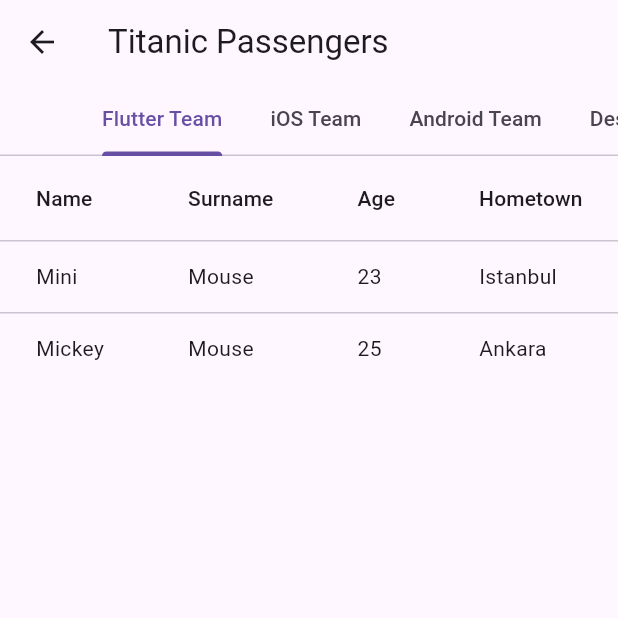
After one commit to HayrullahKalkan/NeonAppsAccademy, a Flutter app: the TitanicScreen screen opened directly, on a phone screen of 412 x 824 dp, the top half of it. The commit adds this screen. Run offline on Flutter 3.47's test engine with Material 3 defaults, Android fonts, the phone set to English and light mode, and no system bars; our stand-ins replace audioplayers, share_plus, shared_preferences; accounts and stored records are empty.

Commit message:
learning widgets

```diff
--- /dev/null
+++ b/travel_ease/analysis_options.yaml
@@ -0,0 +1,11 @@
+include: package:flutter_lints/flutter.yaml
+
+analyzer:
+  exclude:
+    - build/**
+    - android/**
+    - ios/**
+    - web/**
+    - windows/**
+    - macos/**
+    - linux/**
--- /dev/null
+++ b/travel_ease/lib/main.dart
@@ -0,0 +1,16 @@
+import 'package:flutter/material.dart';
+
+void main() {
+  runApp(const MainApp());
+}
+
+class MainApp extends StatelessWidget {
+  const MainApp({super.key});
+
+  @override
+  Widget build(BuildContext context) {
+    return const MaterialApp(
+      home: Scaffold(body: Center(child: Text('Hello World!'))),
+    );
+  }
+}
--- /dev/null
+++ b/ui_widgets/lib/data/character_data.dart
@@ -0,0 +1,9 @@
+import '../models/character_model.dart';
+
+const List<CharacterModel> characters = [
+  CharacterModel(name: 'Mini', surname: 'Mouse', city: 'Paris'),
+  CharacterModel(name: 'Mickey', surname: 'Mouse', city: 'New York'),
+  CharacterModel(name: 'Donald', surname: 'Duck', city: 'London'),
+  CharacterModel(name: 'Daisy', surname: 'Duck', city: 'Rome'),
+  CharacterModel(name: 'Goofy', surname: 'Goof', city: 'Berlin'),
+];
--- /dev/null
+++ b/ui_widgets/lib/data/passenger_data.dart
@@ -0,0 +1,44 @@
+import '../models/passenger_model.dart';
+
+const List<PassengerModel> passengers = [
+  PassengerModel(
+    name: 'Mini',
+    surname: 'Mouse',
+    team: Team.flutter,
+    age: 23,
+    hometown: 'Istanbul',
+    mail: 'mini@example.com',
+  ),
+  PassengerModel(
+    name: 'Mickey',
+    surname: 'Mouse',
+    team: Team.flutter,
+    age: 25,
+    hometown: 'Ankara',
+    mail: 'mickey@example.com',
+  ),
+  PassengerModel(
+    name: 'Donald',
+    surname: 'Duck',
+    team: Team.ios,
+    age: 27,
+    hometown: 'Izmir',
+    mail: 'donald@example.com',
+  ),
+  PassengerModel(
+    name: 'Daisy',
+    surname: 'Duck',
+    team: Team.android,
+    age: 24,
+    hometown: 'Bursa',
+    mail: 'daisy@example.com',
+  ),
+  PassengerModel(
+    name: 'Goofy',
+    surname: 'Goof',
+    team: Team.design,
+    age: 29,
+    hometown: 'Antalya',
+    mail: 'goofy@example.com',
+  ),
+];
--- /dev/null
+++ b/ui_widgets/lib/models/character_model.dart
@@ -0,0 +1,11 @@
+class CharacterModel {
+  final String name;
+  final String surname;
+  final String city;
+
+  const CharacterModel({
+    required this.name,
+    required this.surname,
+    required this.city,
+  });
+}
--- /dev/null
+++ b/ui_widgets/lib/models/passenger_model.dart
@@ -0,0 +1,19 @@
+enum Team { flutter, ios, android, design }
+
+class PassengerModel {
+  final String name;
+  final String surname;
+  final Team team;
+  final int age;
+  final String hometown;
+  final String mail;
+
+  const PassengerModel({
+    required this.name,
+    required this.surname,
+    required this.team,
+    required this.age,
+    required this.hometown,
+    required this.mail,
+  });
+}
--- /dev/null
+++ b/ui_widgets/lib/screens/tasks/data_table/titanic_screen.dart
@@ -0,0 +1,87 @@
+import 'package:flutter/material.dart';
+
+import '../../../data/passenger_data.dart';
+import '../../../models/passenger_model.dart';
+import 'passenger_detail_screen.dart';
+
+class TitanicScreen extends StatelessWidget {
+  const TitanicScreen({super.key});
+
+  @override
+  Widget build(BuildContext context) {
+    return DefaultTabController(
+      length: 4,
+      child: Scaffold(
+        appBar: AppBar(
+          title: const Text('Titanic Passengers'),
+          bottom: const TabBar(
+            isScrollable: true,
+            tabs: [
+              Tab(text: 'Flutter Team'),
+              Tab(text: 'iOS Team'),
+              Tab(text: 'Android Team'),
+              Tab(text: 'Design Team'),
+            ],
+          ),
+        ),
+        body: const TabBarView(
+          children: [
+            PassengerTable(team: Team.flutter),
+            PassengerTable(team: Team.ios),
+            PassengerTable(team: Team.android),
+            PassengerTable(team: Team.design),
+          ],
+        ),
+      ),
+    );
+  }
+}
+
+class PassengerTable extends StatelessWidget {
+  final Team team;
+
+  const PassengerTable({super.key, required this.team});
+
+  @override
+  Widget build(BuildContext context) {
+    final teamPassengers = passengers
+        .where((passenger) => passenger.team == team)
+        .toList();
+
+    return SingleChildScrollView(
+      child: SingleChildScrollView(
+        scrollDirection: Axis.horizontal,
+        child: DataTable(
+          showCheckboxColumn: false,
+          columns: const [
+            DataColumn(label: Text('Name')),
+            DataColumn(label: Text('Surname')),
+            DataColumn(label: Text('Age')),
+            DataColumn(label: Text('Hometown')),
+            DataColumn(label: Text('Mail')),
+          ],
+          rows: teamPassengers.map((passenger) {
+            return DataRow(
+              onSelectChanged: (_) {
+                Navigator.push(
+                  context,
+                  MaterialPageRoute(
+                    builder: (context) =>
+                        PassengerDetailScreen(passenger: passenger),
+                  ),
+                );
+              },
+              cells: [
+                DataCell(Text(passenger.name)),
+                DataCell(Text(passenger.surname)),
+                DataCell(Text('${passenger.age}')),
+                DataCell(Text(passenger.hometown)),
+                DataCell(Text(passenger.mail)),
+              ],
+            );
+          }).toList(),
+        ),
+      ),
+    );
+  }
+}
--- a/ui_widgets/pubspec.yaml
+++ b/ui_widgets/pubspec.yaml
@@ -10,6 +10,7 @@ dependencies:
   audioplayers: ^6.8.1
   flutter:
     sdk: flutter
+  share_plus: ^13.3.1
 
 dev_dependencies:
   flutter_test:
```
Also changed, not shown: travel_ease/pubspec.yaml (added, +19 -0 lines), ui_widgets/lib/data/home_tasks.dart (+31 -0 lines), ui_widgets/lib/screens/tasks/allert_controlles/alert_screen.dart (added, +183 -0 lines), ui_widgets/lib/screens/tasks/data_table/passenger_detail_screen.dart (added, +49 -0 lines), ui_widgets/lib/screens/tasks/search_bar/search_bar_screen.dart (added, +101 -0 lines), ui_widgets/lib/screens/tasks/segmented_controls/segmented_screen.dart (added, +111 -0 lines), travel_ease/pubspec.lock (added), ui_widgets/assets/images/castle.png (added), ui_widgets/assets/images/forest.png (added), ui_widgets/assets/images/prince.png (added), ui_widgets/pubspec.lock, 69 other files.
